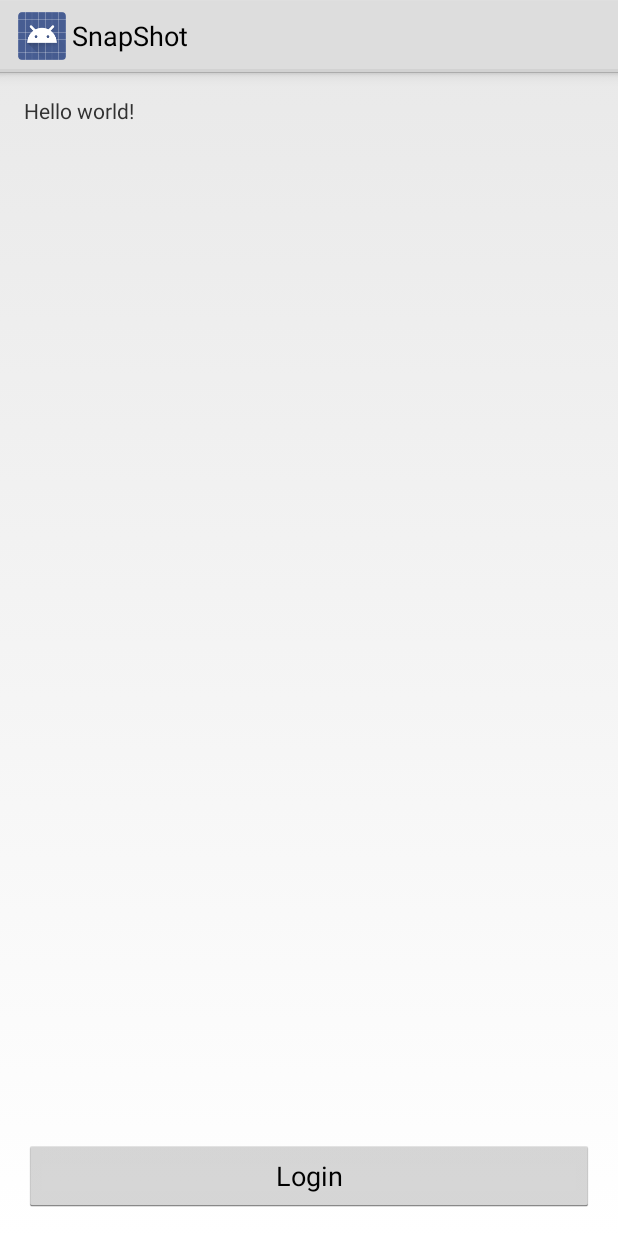
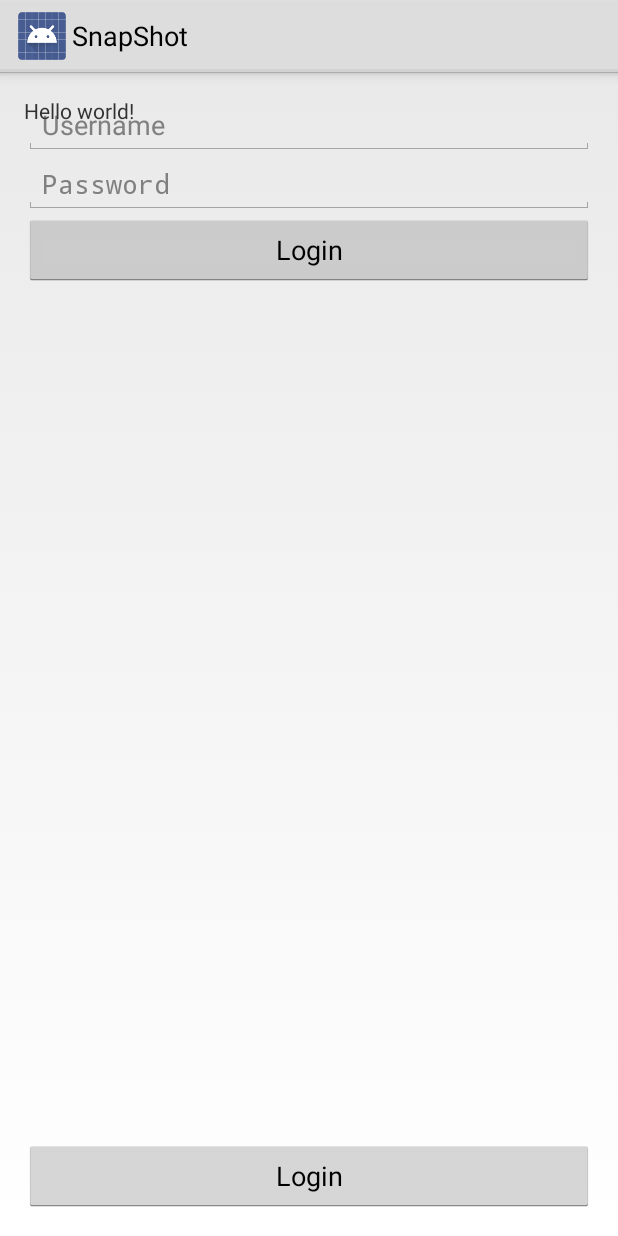
Before and after one commit to dsouzarc/snapshot, an Android app: the screen it shows after launch (LoginScreen), on a phone screen of 412 x 824 dp. Run offline under Robolectric (Android 15) with nearby library versions, the phone set to English and light mode, and no system bars; 1 statement that could not run was skipped.

Commit message:
added fields in login layout

```diff
--- a/app/src/main/java/com/ryan/snapshot/Application.java
+++ b/app/src/main/java/com/ryan/snapshot/Application.java
@@ -16,9 +16,10 @@ public class Application extends Activity {
         super.onCreate(savedInstanceState);
         Parse.initialize(this, "aDaI7FmzfiFcgoHucvC2OEDzqiGsC2n0bcoFVsh4", "YzcvNDwvKfkjpjRnZJKUWxlmxrQHhmcavZkgFzFy");
 
-        ParseObject testObject = new ParseObject("TestObject");
-        testObject.put("foo", "bar");
-        testObject.saveInBackground();
+
+        // ParseObject testObject = new ParseObject("TestObject");
+        // testObject.put("foo", "bar");
+        // testObject.saveInBackground();
     }
 
 
--- a/app/src/main/res/layout/activity_login_screen.xml
+++ b/app/src/main/res/layout/activity_login_screen.xml
@@ -7,6 +7,47 @@
     android:paddingRight="@dimen/activity_horizontal_margin"
     android:paddingTop="@dimen/activity_vertical_margin"
     tools:context=".LoginScreen">
+
+    <EditText
+        android:id="@+id/usernameField"
+        android:layout_width="match_parent"
+        android:layout_height="wrap_content"
+        android:layout_alignParentLeft="true"
+        android:layout_alignParentTop="true"
+        android:ems="10"
+        android:hint="@string/username_hint" >
+
+        <requestFocus />
+    </EditText>
+
+    <EditText
+        android:id="@+id/passwordField"
+        android:layout_width="match_parent"
+        android:layout_height="wrap_content"
+        android:layout_alignLeft="@+id/usernameField"
+        android:layout_below="@+id/usernameField"
+        android:ems="10"
+        android:hint="@string/password_hint"
+        android:inputType="textPassword" />
+
+    <Button
+        android:id="@+id/realLoginButton"
+        android:layout_width="match_parent"
+        android:layout_height="wrap_content"
+        android:layout_alignLeft="@+id/passwordField"
+        android:layout_below="@+id/passwordField"
+        android:text="@string/login_button_label" />
+
+    <TextView
+        android:id="@+id/signUpText"
+        android:layout_width="wrap_content"
+        android:layout_height="wrap_content"
+        android:layout_below="@+id/loginButton"
+        android:layout_centerHorizontal="true"
+        android:layout_marginTop="69dp"
+        android:text="@string/sign_up_text" />
+
+
 
     <TextView
         android:text="@string/hello_world"
```
